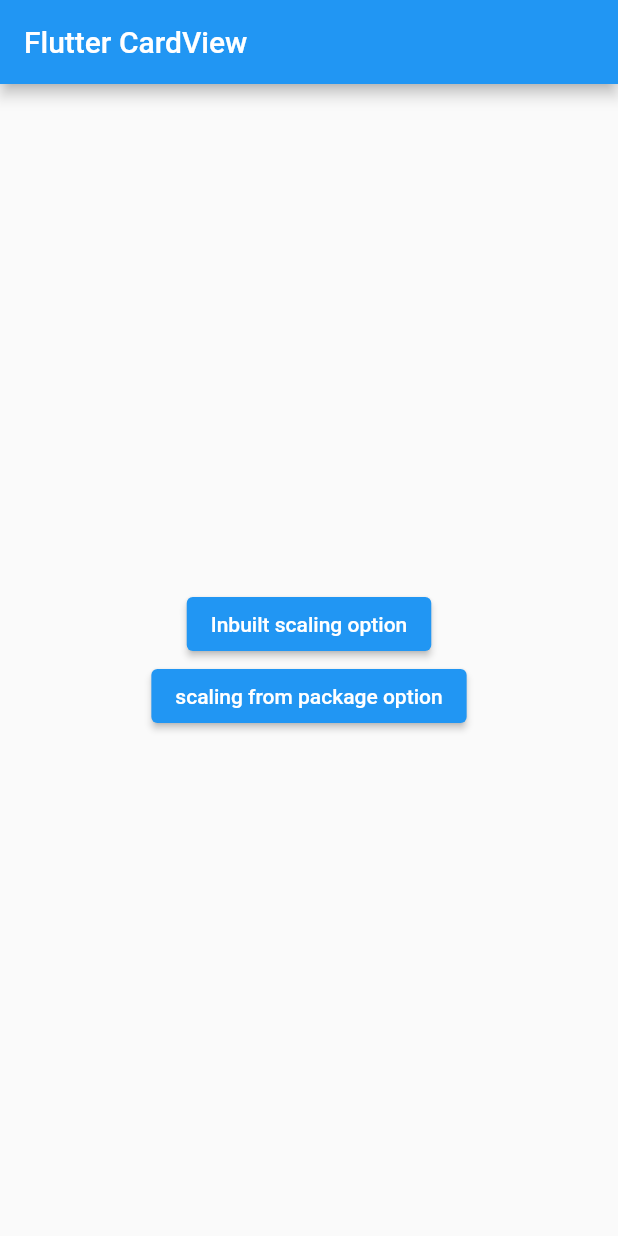
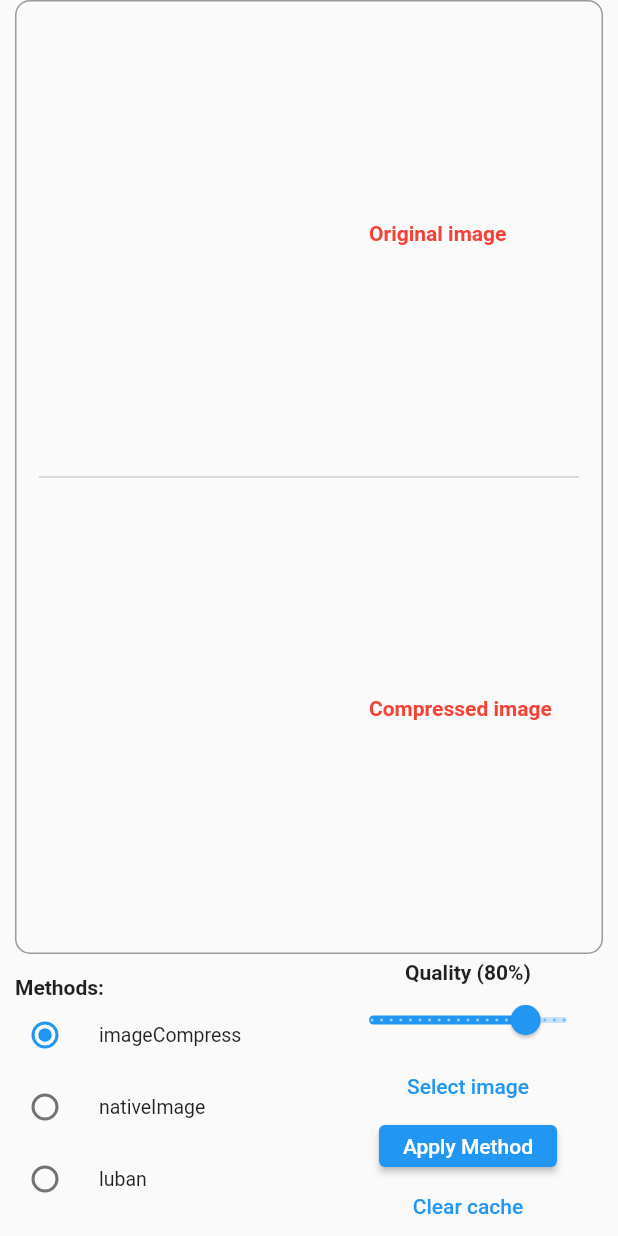
Before and after one commit to Safaanam/flutter_components, a Flutter app: the screen it shows after launch, after a tap on "scaling from package option", on a phone screen of 412 x 824 dp. Run offline on Flutter 3.47's test engine with Material 2 defaults, Android fonts, the phone set to English and light mode, and no system bars; our stand-ins replace file_picker, flutter_image_compress, flutter_native_image, get, image_picker; missing offline and left inert: flutter_luban.

Commit message:
package scaling options

```diff
--- a/lib/main.dart
+++ b/lib/main.dart
@@ -1,5 +1,6 @@
 import 'package:flutter/material.dart';
 import 'package:flutter_components/inbuilt/image_scaling.dart';
+import 'package:flutter_components/scaling_package/scaling.dart';
 
 void main() {
   runApp(const MyApp());
@@ -46,7 +47,8 @@
               },
                   child: const Text("Inbuilt scaling option")
               ),
-              ElevatedButton(onPressed: () {},
+              ElevatedButton(onPressed: () { Navigator.push(context,
+                  MaterialPageRoute(builder: (_) => const ScalingMethods()));},
                   child: const Text("scaling from package option")
               ),
             ],
--- /dev/null
+++ b/lib/scaling_package/scaling.dart
@@ -0,0 +1,431 @@
+import 'dart:io';
+import 'dart:typed_data';
+import 'package:file_picker/file_picker.dart';
+import 'package:flutter/foundation.dart';
+import 'package:flutter/material.dart';
+import 'package:flutter/services.dart';
+import 'package:flutter_image_compress/flutter_image_compress.dart';
+import 'package:flutter_luban/flutter_luban.dart';
+import 'package:flutter_native_image/flutter_native_image.dart';
+import 'package:get/get.dart';
+import 'package:image_picker/image_picker.dart';
+import 'package:mime/mime.dart';
+import 'package:path/path.dart' as p;
+import 'package:collection/collection.dart';
+import 'package:path_provider/path_provider.dart';
+
+import 'package:flutter_components/scaling_package/widget/pinch_zoom.dart';
+
+enum CompressMethods {imageCompress,nativeImage,luban}
+
+class ScalingMethods extends StatefulWidget {
+  const ScalingMethods({Key? key}) : super(key: key);
+
+  @override
+  _ScalingMethodsState createState() => _ScalingMethodsState();
+}
+
+class _ScalingMethodsState extends State<ScalingMethods> {
+  var _method = CompressMethods.imageCompress;
+  File? imageFile;
+  Image? image, imageCompressed;
+  _ImageInfo? info, info2;
+  var _sliderValue = 80.0;
+  final scaffoldMessengerKey = GlobalKey<ScaffoldMessengerState>();
+  PlatformFile? _file;
+  /* ---------------------------------------------------------------------------- */
+  @override
+  void dispose() {
+    _clearCacheFiles();
+    super.dispose();
+  }
+  @override
+  Widget build(BuildContext context) {
+    return ScaffoldMessenger(
+      key: scaffoldMessengerKey,
+      child: Scaffold(
+        body: SafeArea(
+          minimum: const EdgeInsets.symmetric(horizontal: 10),
+          child: Column(
+            children: [
+              Expanded(
+                child: Container(
+                  padding: const EdgeInsets.all(5),
+                  decoration: BoxDecoration(
+                    borderRadius: BorderRadius.circular(10),
+                    border: Border.all(
+                      color: Colors.black38,
+                    ),
+                  ),
+                  child: Column(
+                    children: [
+                      Expanded( // =============> ORIGINAL IMAGE ===========================
+                        child: Row(
+                          children: [
+                            Expanded(
+                              child: image != null
+                                  ? WPinchZoomImage(child: image!)
+                                  : const SizedBox(height: 0),
+                            ),
+                            const SizedBox(width: 8),
+                            SizedBox(
+                              width: 150,
+                              child: SingleChildScrollView(
+                                child: Column(
+                                  crossAxisAlignment: CrossAxisAlignment.start,
+                                  children: [
+                                    const Text('Original image', style: TextStyle(
+                                      fontWeight: FontWeight.bold, color: Colors.red,
+                                    )),
+                                    const SizedBox(height: 8),
+                                    if (info != null) ...[
+                                      Obx(() => _showInfoItem('${info!.name}', 'Filename')),
+                                      Obx(() => _showInfoItem('${info!.width} px', 'Width')),
+                                      Obx(() => _showInfoItem('${info!.height} px', 'Height')),
+                                      Obx(() => _showInfoItem(info!.size.value, 'Size')),
+                                      Obx(() => _showInfoItem('${info!.mimeType}', 'Mime type')),
+                                      Obx(() => _showInfoItem('${info!.headerBytesHex}', 'Header bytes')),
+                                    ],
+                                  ],
+                                ),
+                              ),
+                            ),
+                          ],
+                        ),
+                      ),
+                      // SizedBox(width: 10),
+                      const Divider(height: 10, indent: 10, endIndent: 10, color: Colors.black26),
+                      Expanded( // =============> COMPRESSED IMAGE ===========================
+                        child: Row(
+                          children: [
+                            Expanded(
+                              child: imageCompressed != null
+                                  ? WPinchZoomImage(child: imageCompressed!)
+                                  : const SizedBox(height: 0),
+                            ),
+                            const SizedBox(width: 8),
+                            SizedBox(
+                              width: 150,
+                              child: SingleChildScrollView(
+                                child: Column(
+                                  crossAxisAlignment: CrossAxisAlignment.start,
+                                  children: [
+                                    const Text('Compressed image', style: TextStyle(
+                                      fontWeight: FontWeight.bold, color: Colors.red,
+                                    )),
+                                    const SizedBox(height: 8),
+                                    if (info2 != null) ...[
+                                      _showInfoItem(describeEnum(_method), 'Method'),
+                                      Obx(() => _showInfoItem('${info2!.width} px', 'Width')),
+                                      Obx(() => _showInfoItem('${info2!.height} px', 'Height')),
+                                      Obx(() => _showInfoItem(info2!.size.value, 'Size')),
+                                      Obx(() => _showInfoItem('${info2!.mimeType}', 'Mime type')),
+                                      Obx(() => _showInfoItem('${info2!.headerBytesHex}', 'Header bytes')),
+                                    ],
+                                  ],
+                                ),
+                              ),
+                            ),
+                          ],
+                        ),
+                      ),
+                    ],
+                  ),
+                ),
+              ),
+              Row(
+                children: [
+                  Expanded(
+                    child: Column(
+                      crossAxisAlignment: CrossAxisAlignment.start,
+                      children: [
+                        const Text('Methods:', style: TextStyle(fontWeight: FontWeight.bold)),
+                        ...CompressMethods.values.map((e) => RadioListTile<CompressMethods>(
+                          title: Text(describeEnum(e)),
+                          value: e,
+                          groupValue: _method,
+                          dense: true,
+                          contentPadding: EdgeInsets.zero,
+                          onChanged: (value) {
+                            setState(() => _method = e);
+                            if (imageCompressed != null) compressImage();
+                          },
+                        )),
+                      ],
+                    ),
+                  ),
+                  SizedBox(
+                    width: 180,
+                    child: Column(
+                      children: [
+                        const SizedBox(height: 4),
+                        Column(
+                          children: [
+                            Text('Quality (${_sliderValue.truncate()}%)', style: const TextStyle(fontWeight: FontWeight.bold)),
+                            Slider(
+                              value: _sliderValue,
+                              min: 0,
+                              max: 100,
+                              divisions: 20,
+                              // label: '${_sliderValue.round()}%',
+                              onChanged: (value) => setState(() => _sliderValue = value),
+                            ),
+                          ],
+                        ),
+                        TextButton(
+                          onPressed: getImageWithFilePicker,
+                          child: const Text('Select image'),
+                          style: TextButton.styleFrom(
+                            visualDensity: VisualDensity.compact,
+                          ),
+                        ),
+                        ElevatedButton(
+                          onPressed: compressImage,
+                          child: const Text('Apply Method'),
+                          style: TextButton.styleFrom(
+                            visualDensity: VisualDensity.compact,
+                          ),
+                        ),
+                        TextButton(
+                          onPressed: _clearCacheFiles,
+                          child: const Text('Clear cache'),
+                          style: TextButton.styleFrom(
+                            visualDensity: VisualDensity.compact,
+                          ),
+                        ),
+                      ],
+                    ),
+                  ),
+                ],
+              ),
+            ],
+          ),
+        ),
+      ),
+    );
+  }
+  void getImageWithImagePicker() async {
+    try {
+      var _image = await ImagePicker().pickImage(source: ImageSource.gallery);
+      if (_image != null) {
+        var _tempImage = File(_image.path);
+        imageFile = _tempImage;
+        info = _ImageInfo(_tempImage);
+        image = _buildImage(_tempImage);
+        setState(() {});
+      }
+    } catch (e) {
+      print('La imagen no pudo ser cargada.\n$e');
+    }
+  }
+  /* ---------------------------------------------------------------------------- */
+  Image _buildImage(File source) {
+    var _image = RegExp(r'^https?:\/\/').hasMatch(source.path.toLowerCase())
+        ? Image.network(source.path, fit: BoxFit.contain)
+        : Image.file(source, fit: BoxFit.contain);
+    return _image;
+  }
+  /* ---------------------------------------------------------------------------- */
+  Widget _showInfoItem(String title, String subtitle) {
+    return ListTile(
+      title: Text(title),
+      subtitle: Text(subtitle, style: const TextStyle(color: Colors.purple)),
+      dense: true,
+      contentPadding: EdgeInsets.zero,
+      visualDensity: const VisualDensity(vertical: -4),
+    );
+  }
+  /* ---------------------------------------------------------------------------- */
+  void getImageWithFilePicker() async {
+    try {
+      var _picker = await FilePicker.platform.pickFiles(
+        type: FileType.custom,
+        onFileLoading: (status) => print('>>>> STATUS: $status'),
+        allowedExtensions: ['jpeg','png'],
+      );
+      if (_picker != null && _picker.files.isNotEmpty) {
+        _file = _picker.files.first;
+        imageFile = File(_file!.path!);
+        image = Image.file(imageFile!, fit: BoxFit.contain);
+        info = _ImageInfo(imageFile!);
+        info2 = null;
+        imageCompressed = null;
+        setState(() {});
+      }
+    } on PlatformException catch (e) {
+      _logException('Unsupported operation' + e.toString());
+    } catch (e) {
+      _logException(e.toString());
+    }
+  }
+  /* ---------------------------------------------------------------------------- */
+  void _logException(String message) {
+    // print(message);
+    scaffoldMessengerKey.currentState!
+      ..hideCurrentSnackBar()
+      ..showSnackBar(SnackBar(content: Text(message)));
+  }
+  /* ---------------------------------------------------------------------------- */
+  void _clearCacheFiles() async {
+    await FilePicker.platform
+        .clearTemporaryFiles()
+        .then((result) {
+      print(result != null && result
+          ? 'Temporary files removed with success.'
+          : 'Failed to clean temporary files');
+    })
+        .catchError(
+          (e) { print('Unsupported operation:: $e'); },
+      test: (e) => e is PlatformException,
+    )
+        .catchError((e) { print(e); });
+  }
+  /* ---------------------------------------------------------------------------- */
+  void compressImage() {
+    if (imageFile == null) return;
+
+    if (info!.sizeKB >= 100) {
+      switch (_method) {
+        case CompressMethods.imageCompress: compressWithImageCompress(); break;
+        case CompressMethods.nativeImage: compressWithNativeImage(); break;
+        case CompressMethods.luban: compressWithLuban(); break;
+        default:
+      }
+    } else {
+      imageCompressed = image;
+      info2 = null;
+    }
+  }
+  /* ---------------------------------------------------------------------------- */
+  void compressWithImageCompress() async {
+    await FlutterImageCompress.compressWithFile(
+      imageFile!.absolute.path,
+      minWidth : 320,
+      minHeight: 240,
+      quality: _sliderValue.truncate(),
+    )
+        .then((response) {
+      info2 = _ImageInfo.fromRaw(response!);
+      imageCompressed = Image(
+        image: MemoryImage(Uint8List.fromList(response)),
+        fit: BoxFit.contain,
+      );
+      setState(() {});
+    })
+        .catchError((e) {
+      imageCompressed = null;
+      print(e);
+    });
+  }
+  /* ---------------------------------------------------------------------------- */
+  void compressWithNativeImage() async {
+    const _width = 320;
+    const _height = 240;
+    late int _neoWidth, _neoHeight;
+
+    if (info!.height.value > info!.width.value) {
+      _neoWidth = _width;
+      _neoHeight = (info!.height.value * _width / info!.width.value).round();
+    } else {
+      _neoWidth = (info!.width.value * _height / info!.height.value).round();
+      _neoHeight = _height;
+    }
+
+    await FlutterNativeImage.compressImage(
+      imageFile!.path,
+      quality: _sliderValue.truncate(),
+      targetWidth: _neoWidth,
+      targetHeight: _neoHeight,
+    )
+        .then((response) {
+      info2 = _ImageInfo(response);
+      imageCompressed = Image.file(response, fit: BoxFit.contain);
+      setState(() {});
+    })
+        .catchError((e) {
+      imageCompressed = null;
+      print(e);
+    });
+  }
+  /* ---------------------------------------------------------------------------- */
+  void compressWithLuban() async {
+    final tempDir = await getTemporaryDirectory();
+
+    var compressObject = CompressObject(
+      imageFile: imageFile!,
+      path: tempDir.path,
+      mode: CompressMode.LARGE2SMALL,
+      quality: _sliderValue.truncate(), //first compress quality, default 80
+      step: 9, //compress quality step, The bigger the fast, Smaller is more accurate, default 6
+    );
+
+    await Luban.compressImage(compressObject)
+        .then((path) {
+      if (path == null) return;
+      var _tmpFile = File(path);
+      info2 = _ImageInfo(_tmpFile);
+      imageCompressed = Image.file(_tmpFile, fit: BoxFit.contain);
+      setState(() {});
+    })
+        .catchError((e) {
+      imageCompressed = null;
+      print(e);
+    });
+  }
+/* ---------------------------------------------------------------------------- */
+/* ---------------------------------------------------------------------------- */
+}
+
+const _headerBytes = {
+  'jpg' : [0xFF,0xD8,0xFF,0xE1],
+  'jpeg': [0xFF,0xD8,0xFF,0xE0],
+  'png' : [0x89,0x50,0x4E,0x47],
+};
+
+class _ImageInfo extends GetxController {
+  var name = ''.obs;
+  var width = 0.obs;
+  var height = 0.obs;
+  var sizeMB = 0.0;
+  var sizeKB = 0.0;
+  var size = ''.obs;
+  var mimeType = ''.obs;
+  var headerBytes = <int>[];
+  var headerBytesHex = ''.obs;
+  /* ---------------------------------------------------------------------------- */
+  _ImageInfo(File image, [String? filename]) {
+    name.value = filename ?? p.basename(image.path);
+    getMoreInfo(image);
+  }
+  /* ---------------------------------------------------------------------------- */
+  _ImageInfo.fromRaw(Uint8List raw) {
+    getInfoFromRaw(raw);
+    mimeType.value = const ListEquality().equals(headerBytes, _headerBytes['png'])
+        ? 'image/png'
+        : 'image/jpeg';
+  }
+  /* ---------------------------------------------------------------------------- */
+  void getMoreInfo(File image) {
+    var raw = image.readAsBytesSync();
+    getInfoFromRaw(raw);
+    mimeType.value = lookupMimeType(image.path, headerBytes: headerBytes) ?? '<unknown>';
+  }
+  /* ---------------------------------------------------------------------------- */
+  void getInfoFromRaw(Uint8List raw) async {
+    var decodeImage = await decodeImageFromList(raw);
+    width.value = decodeImage.width;
+    height.value = decodeImage.height;
+    var bytes = raw.lengthInBytes;
+    sizeKB = bytes / 1024;
+    sizeMB = sizeKB / 1024;
+    setSize();
+    headerBytes = raw.take(4).toList(); //raw.getRange(0, raw.indexOf(0)).toList();
+    headerBytesHex.value = headerBytes.map((e) => e.toRadixString(16).toUpperCase()).join(' ');
+  }
+  /* ---------------------------------------------------------------------------- */
+  void setSize() {
+    size.value = sizeMB >= 1.0
+        ? '${sizeMB.toStringAsFixed(2)} MB'
+        : '${sizeKB.toStringAsFixed(2)} KB';
+  }
+}
--- /dev/null
+++ b/lib/scaling_package/shared/constants/constants.dart
@@ -0,0 +1,2 @@
+const kFontSize = 12.0;
+const kMaxWidth = 600.0;
```
Also changed, not shown: lib/scaling_package/shared/responsive/constrained_box.dart (added, +21 -0 lines), lib/scaling_package/shared/responsive/device.dart (added, +56 -0 lines), lib/scaling_package/shared/responsive/responsive_layout.dart (added, +32 -0 lines), lib/scaling_package/widget/pinch_zoom.dart (added, +117 -0 lines), pubspec.yaml (+8 -0 lines), pubspec.lock, 1 other file.
